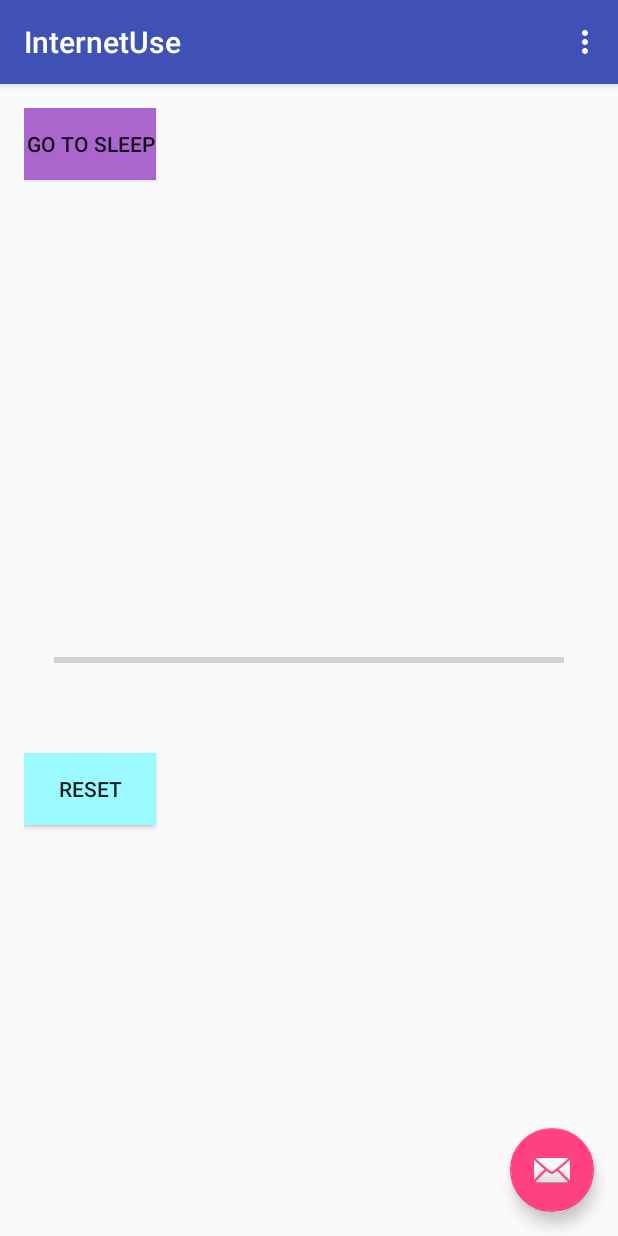
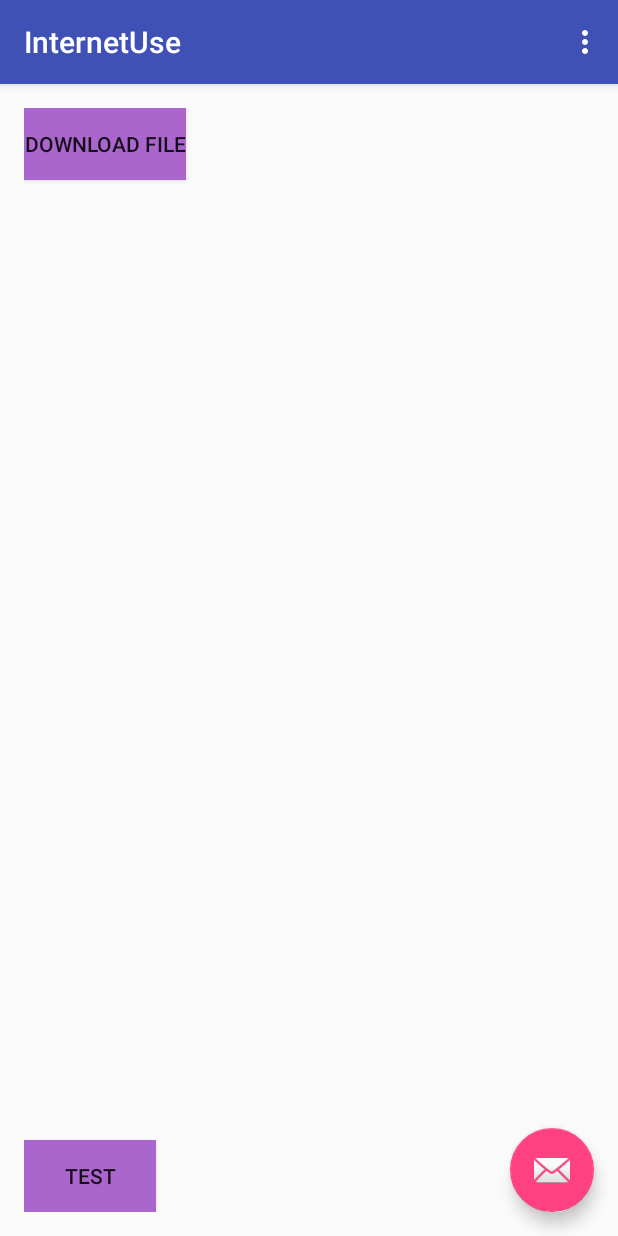
Before and after one commit to jeewookim/InternetUse, an Android app: the screen it shows after launch (MainActivity), on a phone screen of 412 x 824 dp. Run offline under Robolectric (Android 15) with nearby library versions, the phone set to English and light mode, and no system bars.

```diff
--- a/app/src/main/AndroidManifest.xml
+++ b/app/src/main/AndroidManifest.xml
@@ -1,7 +1,7 @@
 <?xml version="1.0" encoding="utf-8"?>
 <manifest xmlns:android="http://schemas.android.com/apk/res/android"
     package="com.example.a2016jkim.internetuse" >
-
+    <uses-permission android:name="android.permission.INTERNET" />
     <application
         android:allowBackup="true"
         android:icon="@mipmap/ic_launcher"
@@ -17,6 +17,7 @@
 
                 <category android:name="android.intent.category.LAUNCHER" />
             </intent-filter>
+
         </activity>
     </application>
 
--- a/app/src/main/res/layout/content_main.xml
+++ b/app/src/main/res/layout/content_main.xml
@@ -12,27 +12,17 @@
     <Button
         android:layout_width="wrap_content"
         android:layout_height="wrap_content"
-        android:text = "go to sleep"
+        android:text = "Download File"
         android:background="@color/purple"
-        android:id = "@+id/sleep"/>
-
-    <ProgressBar
-        android:id="@+id/progressBar"
-        style="?android:attr/progressBarStyleHorizontal"
-        android:layout_width="match_parent"
-        android:layout_height="wrap_content"
-        android:max="1000"
-        android:layout_centerVertical="true"
-        android:indeterminate="false"
-        android:padding="20dip">
-    </ProgressBar>
+        android:id = "@+id/download"/>
 
     <Button
         android:layout_width="wrap_content"
         android:layout_height="wrap_content"
-        android:text = "RESET"
-        android:background="@color/foo"
-        android:id = "@+id/reset"
-        android:layout_marginTop = "430dp" />
+        android:text = "Test"
+        android:layout_alignParentBottom="true"
+        android:background="@color/purple"
+        android:id = "@+id/a"/>
+
 
 </RelativeLayout>
```
Also changed, not shown: app/src/main/java/com/example/a2016jkim/internetuse/MainActivity.java (+118 -30 lines), app/src/main/java/com/example/a2016jkim/internetuse/hamlet.txt (added).
